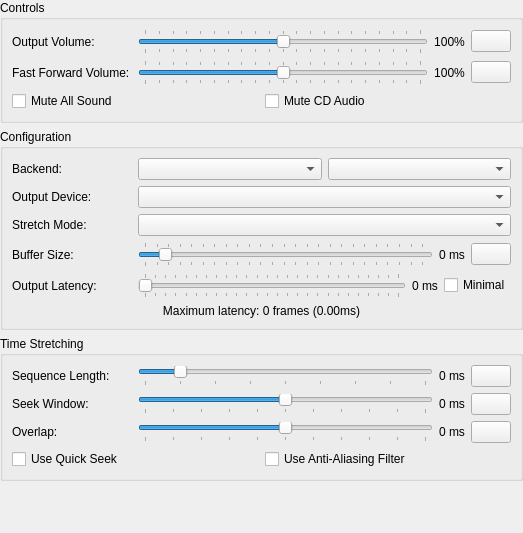
Above: src/duckstation-qt/audiosettingswidget.ui from stenzek/duckstation before the change. Below: the same form after it.
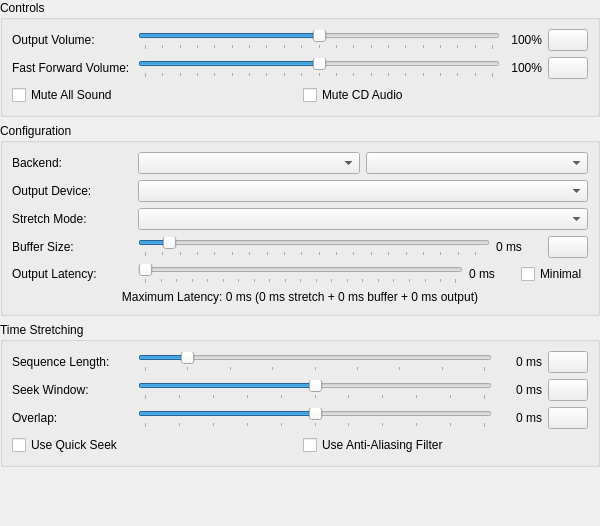
That is the form after the change. Icons and pictures are not drawn.

Commit message: Qt: Polish sliders

```diff
--- a/src/duckstation-qt/audiosettingswidget.ui
+++ b/src/duckstation-qt/audiosettingswidget.ui
@@ -6,8 +6,8 @@
    <rect>
     <x>0</x>
     <y>0</y>
-    <width>523</width>
-    <height>533</height>
+    <width>600</width>
+    <height>526</height>
    </rect>
   </property>
   <layout class="QVBoxLayout" name="verticalLayout">
@@ -48,7 +48,7 @@
          <enum>Qt::Orientation::Horizontal</enum>
         </property>
         <property name="tickPosition">
-         <enum>QSlider::TickPosition::TicksBothSides</enum>
+         <enum>QSlider::TickPosition::TicksBelow</enum>
         </property>
         <property name="tickInterval">
          <number>10</number>
@@ -57,17 +57,17 @@
       </item>
       <item row="0" column="2">
        <widget class="QLabel" name="volumeLabel">
-        <property name="sizePolicy">
-         <sizepolicy hsizetype="Fixed" vsizetype="Preferred">
-          <horstretch>0</horstretch>
-          <verstretch>0</verstretch>
-         </sizepolicy>
+        <property name="minimumSize">
+         <size>
+          <width>36</width>
+          <height>0</height>
+         </size>
         </property>
         <property name="text">
          <string>100%</string>
         </property>
         <property name="alignment">
-         <set>Qt::AlignmentFlag::AlignCenter</set>
+         <set>Qt::AlignmentFlag::AlignRight|Qt::AlignmentFlag::AlignTrailing|Qt::AlignmentFlag::AlignVCenter</set>
         </property>
        </widget>
       </item>
@@ -100,7 +100,7 @@
          <enum>Qt::Orientation::Horizontal</enum>
         </property>
         <property name="tickPosition">
-         <enum>QSlider::TickPosition::TicksBothSides</enum>
+         <enum>QSlider::TickPosition::TicksBelow</enum>
         </property>
         <property name="tickInterval">
          <number>10</number>
@@ -109,17 +109,17 @@
       </item>
       <item row="1" column="2">
        <widget class="QLabel" name="fastForwardVolumeLabel">
-        <property name="sizePolicy">
-         <sizepolicy hsizetype="Fixed" vsizetype="Preferred">
-          <horstretch>0</horstretch>
-          <verstretch>0</verstretch>
-         </sizepolicy>
+        <property name="minimumSize">
+         <size>
+          <width>36</width>
+          <height>0</height>
+         </size>
         </property>
         <property name="text">
          <string>100%</string>
         </property>
         <property name="alignment">
-         <set>Qt::AlignmentFlag::AlignCenter</set>
+         <set>Qt::AlignmentFlag::AlignRight|Qt::AlignmentFlag::AlignTrailing|Qt::AlignmentFlag::AlignVCenter</set>
         </property>
        </widget>
       </item>
@@ -245,15 +245,21 @@
            <enum>Qt::Orientation::Horizontal</enum>
           </property>
           <property name="tickPosition">
-           <enum>QSlider::TickPosition::TicksBothSides</enum>
+           <enum>QSlider::TickPosition::TicksBelow</enum>
           </property>
           <property name="tickInterval">
-           <number>20</number>
+           <number>25</number>
           </property>
          </widget>
         </item>
         <item>
          <widget class="QLabel" name="bufferMSLabel">
+          <property name="minimumSize">
+           <size>
+            <width>46</width>
+            <height>0</height>
+           </size>
+          </property>
           <property name="text">
            <string>0 ms</string>
           </property>
@@ -292,15 +298,21 @@
            <enum>Qt::Orientation::Horizontal</enum>
           </property>
           <property name="tickPosition">
-           <enum>QSlider::TickPosition::TicksBothSides</enum>
+           <enum>QSlider::TickPosition::TicksBelow</enum>
           </property>
           <property name="tickInterval">
-           <number>20</number>
+           <number>25</number>
           </property>
          </widget>
         </item>
         <item>
          <widget class="QLabel" name="outputLatencyLabel">
+          <property name="minimumSize">
+           <size>
+            <width>46</width>
+            <height>0</height>
+           </size>
+          </property>
           <property name="text">
            <string>0 ms</string>
           </property>
@@ -318,7 +330,7 @@
       <item row="5" column="0" colspan="3">
        <widget class="QLabel" name="bufferingLabel">
         <property name="text">
-         <string>Maximum latency: 0 frames (0.00ms)</string>
+         <string>Maximum Latency: 0 ms (0 ms stretch + 0 ms buffer + 0 ms output)</string>
         </property>
         <property name="alignment">
          <set>Qt::AlignmentFlag::AlignCenter</set>
@@ -365,9 +377,18 @@
       </item>
       <item row="0" column="2">
        <widget class="QLabel" name="sequenceLengthLabel">
+        <property name="minimumSize">
+         <size>
+          <width>44</width>
+          <height>0</height>
+         </size>
+        </property>
         <property name="text">
          <string>0 ms</string>
         </property>
+        <property name="alignment">
+         <set>Qt::AlignmentFlag::AlignRight|Qt::AlignmentFlag::AlignTrailing|Qt::AlignmentFlag::AlignVCenter</set>
+        </property>
        </widget>
       </item>
       <item row="0" column="3">
@@ -411,9 +432,18 @@
       </item>
       <item row="1" column="2">
        <widget class="QLabel" name="seekWindowSizeLabel">
+        <property name="minimumSize">
+         <size>
+          <width>44</width>
+          <height>0</height>
+         </size>
+        </property>
         <property name="text">
          <string>0 ms</string>
         </property>
+        <property name="alignment">
+         <set>Qt::AlignmentFlag::AlignRight|Qt::AlignmentFlag::AlignTrailing|Qt::AlignmentFlag::AlignVCenter</set>
+        </property>
        </widget>
       </item>
       <item row="1" column="3">
@@ -457,9 +487,18 @@
       </item>
       <item row="2" column="2">
        <widget class="QLabel" name="overlapLabel">
+        <property name="minimumSize">
+         <size>
+          <width>44</width>
+          <height>0</height>
+         </size>
+        </property>
         <property name="text">
          <string>0 ms</string>
         </property>
+        <property name="alignment">
+         <set>Qt::AlignmentFlag::AlignRight|Qt::AlignmentFlag::AlignTrailing|Qt::AlignmentFlag::AlignVCenter</set>
+        </property>
        </widget>
       </item>
       <item row="2" column="3">
```
The commit also changes 4 other files.
